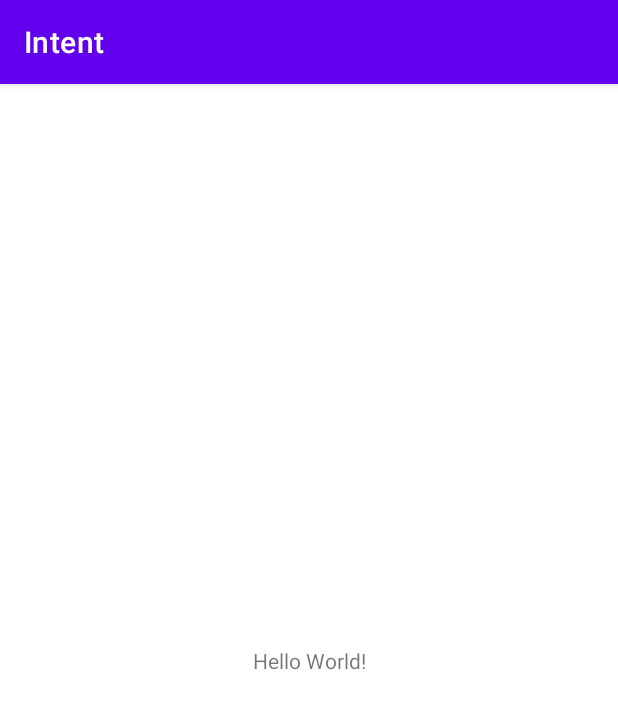
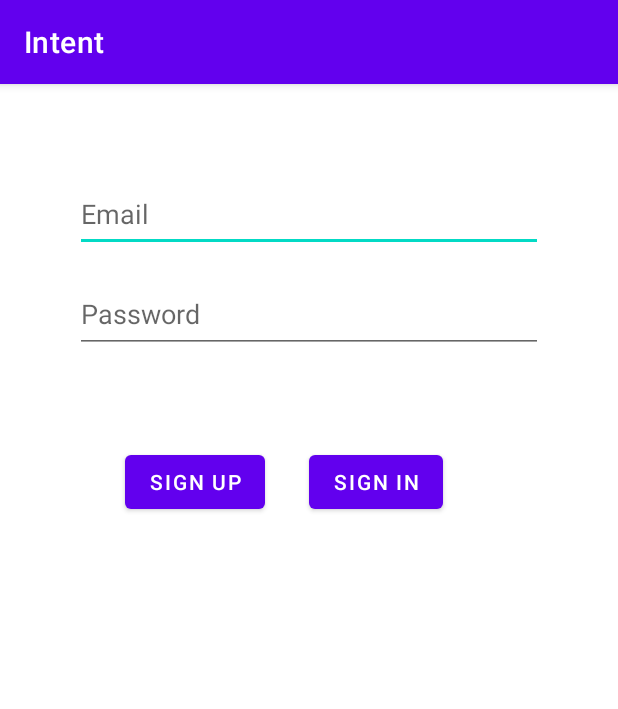
Before and after one commit to Britza/Intent, an Android app: the screen it shows after launch (MainActivity), on a phone screen of 412 x 824 dp. Shown: the top 709 px of the screen. Run offline under Robolectric (Android 15) with nearby library versions, the phone set to English and light mode, and no system bars; our stand-ins replace Firebase (no records; nobody signed in at launch, a user with empty details on screens opened directly).

```diff
--- a/app/src/main/java/com/example/intent/MainActivity.kt
+++ b/app/src/main/java/com/example/intent/MainActivity.kt
@@ -1,11 +1,111 @@
 package com.example.intent
 
+import android.content.ContentValues.TAG
 import androidx.appcompat.app.AppCompatActivity
 import android.os.Bundle
+import android.util.Log
+import android.widget.Button
+import android.widget.EditText
+import android.widget.Toast
+import com.google.firebase.auth.FirebaseAuth
+import com.google.firebase.auth.FirebaseUser
+import com.google.firebase.auth.ktx.auth
+import com.google.firebase.ktx.Firebase
 
 class MainActivity : AppCompatActivity() {
+
+    //Declaramos la variable auth
+    private lateinit var auth: FirebaseAuth
+
+    //Declaramos las variables de email, contraseña, registrar e iniciar
+    lateinit var email: EditText
+    lateinit var password: EditText
+    lateinit var registrar: Button
+    lateinit var iniciar: Button
+
     override fun onCreate(savedInstanceState: Bundle?) {
         super.onCreate(savedInstanceState)
         setContentView(R.layout.activity_main)
+
+        //Inicializamos las variables creadas anteriormente
+        email = findViewById(R.id.email)
+        password = findViewById(R.id.password)
+        registrar = findViewById(R.id.registrar)
+        iniciar = findViewById(R.id.iniciar)
+
+
+        //Inicializamos Fire base auth
+        auth = Firebase.auth
+
+
+        //Hacemos la llamada para el metodo de crear cuenta
+        registrar.setOnClickListener {
+            createAccount(email.text.toString(), password.text.toString())
+        }
+
+
+        //Hacemos la llamada para el metodo de iniciar sesión
+        iniciar.setOnClickListener {
+            signIn(email.text.toString(), password.text.toString())
+        }
+
+    }
+
+    /**
+     * Método que sirve para crear una cuenta a través de un email y contraseña
+     */
+
+    private fun createAccount(email: String, password: String) {
+
+        auth.createUserWithEmailAndPassword(email, password)
+            .addOnCompleteListener(this) { task ->
+                if (task.isSuccessful) {
+                    //Empezamos creando un usuario con email.
+                    Log.d(TAG, "createUserWithEmail:success")
+                    Log.d("estado", "usuario registrado")
+                    val user = auth.currentUser
+                    updateUI(user)
+                } else {
+                    // Si el inicio de sesión falla, enviamos un mensaje al usuario.
+                    Log.w(TAG, "createUserWithEmail:failure", task.exception)
+                    Log.d("estado", "usuario NO registrado")
+
+                    Toast.makeText(baseContext, "Authentication failed.", Toast.LENGTH_SHORT).show()
+                    updateUI(null)
+                }
+            }
+
+    }
+
+    private fun updateUI(user: FirebaseUser?) {
+        Log.d("estado", "" + auth.currentUser?.uid)
+    }
+
+    /**
+     * Método que sirve para iniciar sesión a través de un email y contraseña
+     */
+    private fun signIn(email: String, password: String) {
+
+        auth.signInWithEmailAndPassword(email, password)
+            .addOnCompleteListener(this) { task ->
+                if (task.isSuccessful) {
+                    // Iniciamos sesion con la información del usuario.
+                    Log.d(TAG, "signInWithEmail:success")
+                    Log.d("estado", "inicio de sesión correcto")
+
+                    val user = auth.currentUser
+                    updateUI(user)
+                } else {
+                    //Si los datos no son correctos, envia un mensaje al usuario,
+                    Log.w(TAG, "signInWithEmail:failure", task.exception)
+                    Log.d("estado", "No se puedo iniciar sesion")
+
+                    Toast.makeText(
+                        baseContext, "Authentication failed.",
+                        Toast.LENGTH_SHORT
+                    ).show()
+                    updateUI(null)
+                }
+            }
     }
 }
--- a/app/src/main/res/layout/activity_main.xml
+++ b/app/src/main/res/layout/activity_main.xml
@@ -6,13 +6,55 @@
     android:layout_height="match_parent"
     tools:context=".MainActivity">
 
-    <TextView
+    <EditText
+        android:id="@+id/email"
+        android:layout_width="0dp"
+        android:layout_height="50dp"
+        android:layout_marginStart="50dp"
+        android:layout_marginTop="62dp"
+        android:layout_marginEnd="50dp"
+        android:layout_marginBottom="67dp"
+        android:ems="10"
+        android:hint="Email"
+        android:inputType="textEmailAddress"
+        app:layout_constraintBottom_toBottomOf="@+id/password"
+        app:layout_constraintEnd_toEndOf="parent"
+        app:layout_constraintStart_toStartOf="parent"
+        app:layout_constraintTop_toTopOf="parent"
+        tools:ignore="SpeakableTextPresentCheck" />
+
+    <EditText
+        android:id="@+id/password"
+        android:layout_width="0dp"
+        android:layout_height="52dp"
+        android:layout_marginStart="50dp"
+        android:layout_marginTop="127dp"
+        android:layout_marginEnd="50dp"
+        android:ems="10"
+        android:hint="Password"
+        android:inputType="textPassword"
+        app:layout_constraintEnd_toEndOf="parent"
+        app:layout_constraintStart_toStartOf="parent"
+        app:layout_constraintTop_toTopOf="parent"
+        tools:ignore="SpeakableTextPresentCheck,TouchTargetSizeCheck" />
+
+    <Button
+        android:id="@+id/registrar"
         android:layout_width="wrap_content"
         android:layout_height="wrap_content"
-        android:text="Hello World!"
-        app:layout_constraintBottom_toBottomOf="parent"
-        app:layout_constraintLeft_toLeftOf="parent"
-        app:layout_constraintRight_toRightOf="parent"
-        app:layout_constraintTop_toTopOf="parent" />
+        android:layout_marginStart="83dp"
+        android:text="Sign up"
+        app:layout_constraintBaseline_toBaselineOf="@+id/iniciar"
+        app:layout_constraintStart_toStartOf="parent" />
+
+    <Button
+        android:id="@+id/iniciar"
+        android:layout_width="wrap_content"
+        android:layout_height="wrap_content"
+        android:layout_marginStart="29dp"
+        android:layout_marginTop="62dp"
+        android:text="Sign in"
+        app:layout_constraintStart_toEndOf="@+id/registrar"
+        app:layout_constraintTop_toBottomOf="@+id/password" />
 
 </androidx.constraintlayout.widget.ConstraintLayout>
```
Also changed, not shown: app/src/main/AndroidManifest.xml (+24 -0 lines).
